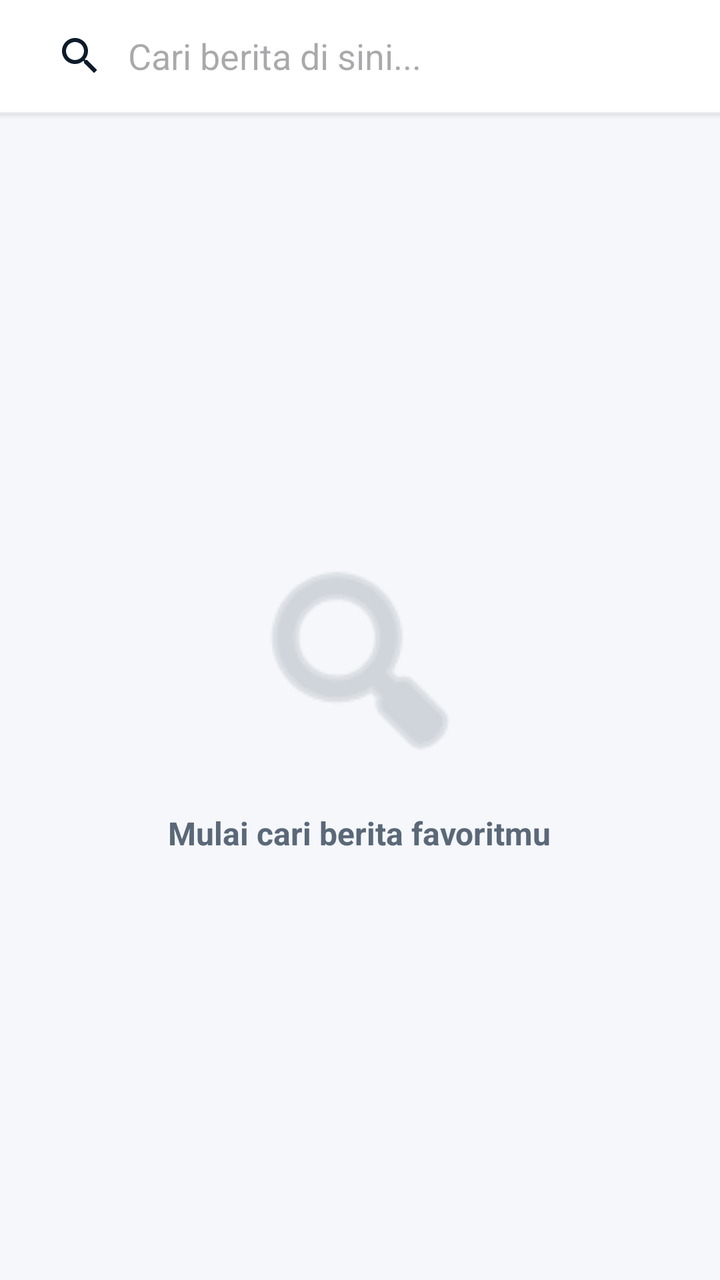
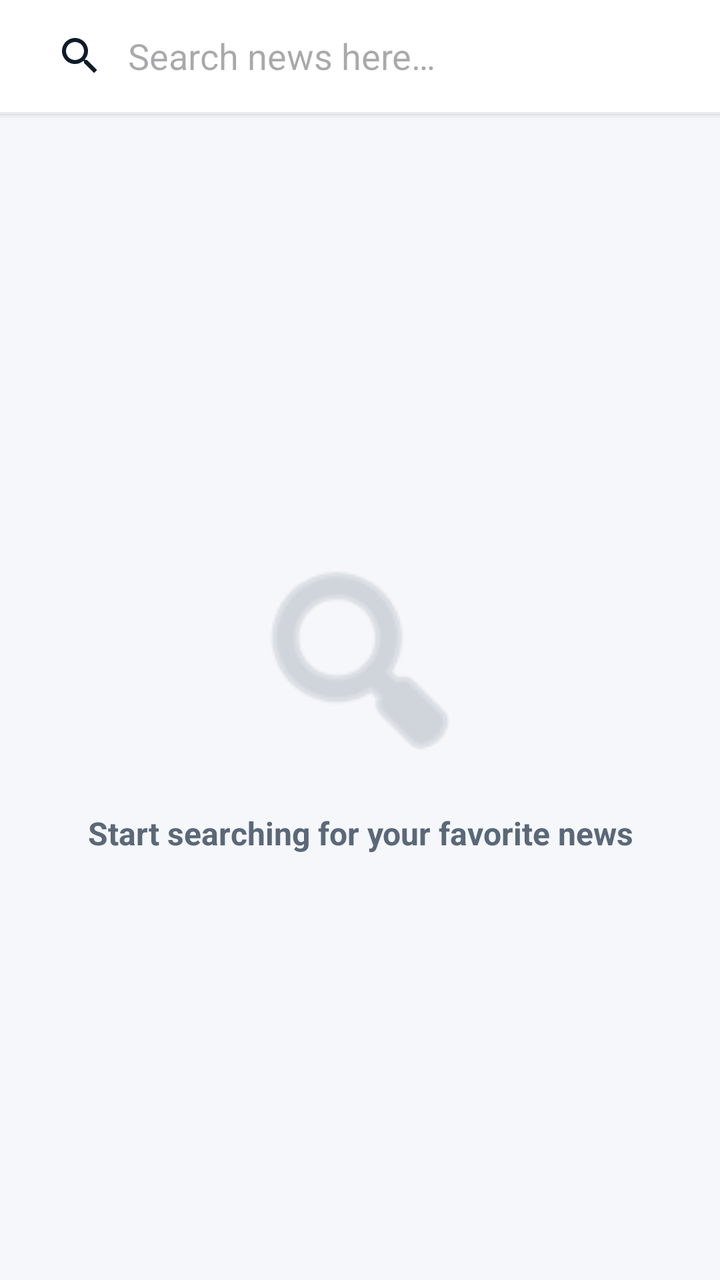

Compare the two renders of this Android layout. The source of the first and the diff that turns it into the second are given below.
<!-- AndroidManifest.xml: application theme Theme.Kabarin -->
<!-- res/layout/fragment_search.xml -->
<?xml version="1.0" encoding="utf-8"?>
<androidx.constraintlayout.widget.ConstraintLayout
    xmlns:android="http://schemas.android.com/apk/res/android"
    xmlns:app="http://schemas.android.com/apk/res-auto"
    xmlns:tools="http://schemas.android.com/tools"
    android:layout_width="match_parent"
    android:layout_height="match_parent"
    android:background="?android:attr/windowBackground">

    
    <LinearLayout
        android:id="@+id/layoutSearchHeader"
        android:layout_width="match_parent"
        android:layout_height="wrap_content"
        android:background="?attr/colorSurface"
        android:elevation="2dp"
        android:orientation="vertical"
        app:layout_constraintTop_toTopOf="parent">

        <LinearLayout
            android:layout_width="match_parent"
            android:layout_height="56dp"
            android:gravity="center_vertical"
            android:orientation="horizontal"
            android:paddingStart="8dp"
            android:paddingEnd="16dp">

            <androidx.appcompat.widget.SearchView
                android:id="@+id/searchView"
                android:layout_width="match_parent"
                android:layout_height="wrap_content"
                app:iconifiedByDefault="false"
                app:queryBackground="@android:color/transparent"
                app:queryHint="Cari berita di sini..." />

        </LinearLayout>

        <View
            android:layout_width="match_parent"
            android:layout_height="1dp"
            android:background="?attr/colorOutline" />
    </LinearLayout>

    
    <androidx.recyclerview.widget.RecyclerView
        android:id="@+id/rvSearchResult"
        android:layout_width="match_parent"
        android:layout_height="0dp"
        android:clipToPadding="false"
        android:padding="16dp"
        android:visibility="gone"
        app:layout_constraintBottom_toBottomOf="parent"
        app:layout_constraintTop_toBottomOf="@id/layoutSearchHeader"
        tools:listitem="@layout/item_news" />

    
    <ProgressBar
        android:id="@+id/progressBar"
        android:layout_width="wrap_content"
        android:layout_height="wrap_content"
        android:visibility="gone"
        app:layout_constraintBottom_toBottomOf="parent"
        app:layout_constraintEnd_toEndOf="parent"
        app:layout_constraintStart_toStartOf="parent"
        app:layout_constraintTop_toBottomOf="@id/layoutSearchHeader" />

    
    <LinearLayout
        android:id="@+id/layoutSearchStatus"
        android:layout_width="0dp"
        android:layout_height="wrap_content"
        android:gravity="center"
        android:orientation="vertical"
        android:padding="32dp"
        android:visibility="visible"
        app:layout_constraintBottom_toBottomOf="parent"
        app:layout_constraintEnd_toEndOf="parent"
        app:layout_constraintStart_toStartOf="parent"
        app:layout_constraintTop_toBottomOf="@id/layoutSearchHeader">

        <ImageView
            android:id="@+id/ivSearchStatus"
            android:layout_width="120dp"
            android:layout_height="120dp"
            android:alpha="0.4"
            android:src="@android:drawable/ic_menu_search"
            android:contentDescription="Search Icon"
            app:tint="?attr/colorOnSurfaceVariant" />

        <TextView
            android:id="@+id/tvSearchStatus"
            android:layout_width="wrap_content"
            android:layout_height="wrap_content"
            android:layout_marginTop="16dp"
            android:text="Mulai cari berita favoritmu"
            android:textColor="?attr/colorOnSurfaceVariant"
            android:textSize="16sp"
            android:textStyle="bold"
            android:gravity="center" />

        <Button
            android:id="@+id/btnRetry"
            android:layout_width="wrap_content"
            android:layout_height="wrap_content"
            android:layout_marginTop="24dp"
            android:text="Coba Lagi"
            android:visibility="gone"
            app:cornerRadius="12dp"
            android:backgroundTint="?attr/colorPrimary"
            android:textColor="?attr/colorOnPrimary" />
    </LinearLayout>

</androidx.constraintlayout.widget.ConstraintLayout>
<!-- res/layout/item_news.xml (included above) -->
<?xml version="1.0" encoding="utf-8"?>
<com.google.android.material.card.MaterialCardView
    xmlns:android="http://schemas.android.com/apk/res/android"
    xmlns:app="http://schemas.android.com/apk/res-auto"
    android:layout_width="match_parent"
    android:layout_height="wrap_content"
    android:layout_marginBottom="16dp"
    app:cardCornerRadius="14dp"
    app:cardElevation="3dp"
    app:cardBackgroundColor="?attr/colorSurface"
    app:strokeWidth="0dp">

    <LinearLayout
        android:layout_width="match_parent"
        android:layout_height="wrap_content"
        android:orientation="vertical">

        
        <ImageView
            android:id="@+id/ivNewsImage"
            android:layout_width="match_parent"
            android:layout_height="185dp"
            android:scaleType="centerCrop"
            android:contentDescription="News image"
            android:src="@android:drawable/ic_menu_gallery" />

        
        <LinearLayout
            android:layout_width="match_parent"
            android:layout_height="wrap_content"
            android:orientation="vertical"
            android:paddingStart="14dp"
            android:paddingEnd="14dp"
            android:paddingTop="12dp"
            android:paddingBottom="14dp">

            
            <LinearLayout
                android:layout_width="match_parent"
                android:layout_height="wrap_content"
                android:orientation="horizontal"
                android:gravity="center_vertical"
                android:layout_marginBottom="8dp">

                <TextView
                    android:id="@+id/tvNewsCategory"
                    android:layout_width="wrap_content"
                    android:layout_height="wrap_content"
                    android:text="WORLD"
                    android:textSize="10sp"
                    android:textStyle="bold"
                    android:textColor="#FFFFFF"
                    android:background="@drawable/badge_category"
                    android:paddingStart="8dp"
                    android:paddingEnd="8dp"
                    android:paddingTop="3dp"
                    android:paddingBottom="3dp" />

                <TextView
                    android:id="@+id/tvReadTime"
                    android:layout_width="wrap_content"
                    android:layout_height="wrap_content"
                    android:text="6 min read"
                    android:textSize="12sp"
                    android:textColor="?attr/colorOnSurfaceVariant"
                    android:layout_marginStart="10dp" />

                <View
                    android:layout_width="0dp"
                    android:layout_height="0dp"
                    android:layout_weight="1" />

                <ImageView
                    android:id="@+id/ivSave"
                    android:layout_width="28dp"
                    android:layout_height="28dp"
                    android:src="@drawable/ic_save"
                    android:padding="4dp"
                    android:background="?attr/selectableItemBackgroundBorderless"
                    android:contentDescription="Save news"
                    app:tint="?attr/colorOnSurfaceVariant" />

            </LinearLayout>

            
            <TextView
                android:id="@+id/tvNewsTitle"
                android:layout_width="match_parent"
                android:layout_height="wrap_content"
                android:text="News Title Goes Here"
                android:textSize="16sp"
                android:textStyle="bold"
                android:textColor="?attr/colorOnSurface"
                android:maxLines="3"
                android:ellipsize="end"
                android:lineSpacingMultiplier="1.25"
                android:layout_marginBottom="6dp" />

            
            <TextView
                android:id="@+id/tvNewsDescription"
                android:layout_width="match_parent"
                android:layout_height="wrap_content"
                android:text="Short description of the article goes here..."
                android:textSize="13sp"
                android:textColor="?attr/colorOnSurfaceVariant"
                android:maxLines="2"
                android:ellipsize="end"
                android:lineSpacingMultiplier="1.4" />

        </LinearLayout>
    </LinearLayout>

</com.google.android.material.card.MaterialCardView>
<!-- resources referenced by this layout -->
<resources>
  <!-- drawable badge_category (drawable) -->
  <?xml version="1.0" encoding="utf-8"?>
  <shape xmlns:android="http://schemas.android.com/apk/res/android"
      android:shape="rectangle">
      <solid android:color="#1A8A6B" />   
      <corners android:radius="4dp" />
  </shape>
  <!-- drawable ic_save (drawable) -->
  <vector xmlns:android="http://schemas.android.com/apk/res/android"
      android:width="24dp"
      android:height="24dp"
      android:viewportWidth="24"
      android:viewportHeight="24">
      <path
          android:fillColor="#FF000000"
          android:pathData="M17,3H7A2,2 0 0,0 5,5V21L12,18L19,21V5A2,2 0 0,0 17,3Z" />
  </vector>
  <style name="Theme.Kabarin" parent="Base.Theme.Kabarin" />
  <style name="Base.Theme.Kabarin" parent="Theme.Material3.DayNight.NoActionBar">
          <item name="colorPrimary">#1565C0</item>
          <item name="colorOnPrimary">#FFFFFF</item>
          <item name="colorPrimaryContainer">#D0E4F7</item>
  
          <item name="android:windowBackground">#F5F7FA</item>
          <item name="colorSurface">#FFFFFF</item>
          <item name="colorOnSurface">#0D1B2A</item>
          <item name="colorOnSurfaceVariant">#5A6878</item>
          <item name="colorOutline">#E8ECF0</item>
  
          
          <item name="colorControlNormal">?attr/colorOnSurface</item>
      </style>
</resources>

<!-- the commit's change to res/layout/fragment_search.xml (unified diff, before → after) -->
@@ -31,7 +31,7 @@
                 android:layout_height="wrap_content"
                 app:iconifiedByDefault="false"
                 app:queryBackground="@android:color/transparent"
-                app:queryHint="Cari berita di sini..." />
+                app:queryHint="@string/search_hint" />
 
         </LinearLayout>
 
@@ -92,7 +92,7 @@
             android:layout_width="wrap_content"
             android:layout_height="wrap_content"
             android:layout_marginTop="16dp"
-            android:text="Mulai cari berita favoritmu"
+            android:text="@string/start_searching"
             android:textColor="?attr/colorOnSurfaceVariant"
             android:textSize="16sp"
             android:textStyle="bold"
@@ -103,7 +103,7 @@
             android:layout_width="wrap_content"
             android:layout_height="wrap_content"
             android:layout_marginTop="24dp"
-            android:text="Coba Lagi"
+            android:text="Retry"
             android:visibility="gone"
             app:cornerRadius="12dp"
             android:backgroundTint="?attr/colorPrimary"
<!-- resource entries referenced after the edit -->
@@ -17,6 +17,8 @@
           android:fillColor="#FF000000"
           android:pathData="M17,3H7A2,2 0 0,0 5,5V21L12,18L19,21V5A2,2 0 0,0 17,3Z" />
   </vector>
+  <string name="search_hint">Search news here…</string>
+  <string name="start_searching">Start searching for your favorite news</string>
   <style name="Theme.Kabarin" parent="Base.Theme.Kabarin" />
   <style name="Base.Theme.Kabarin" parent="Theme.Material3.DayNight.NoActionBar">
           <item name="colorPrimary">#1565C0</item>
